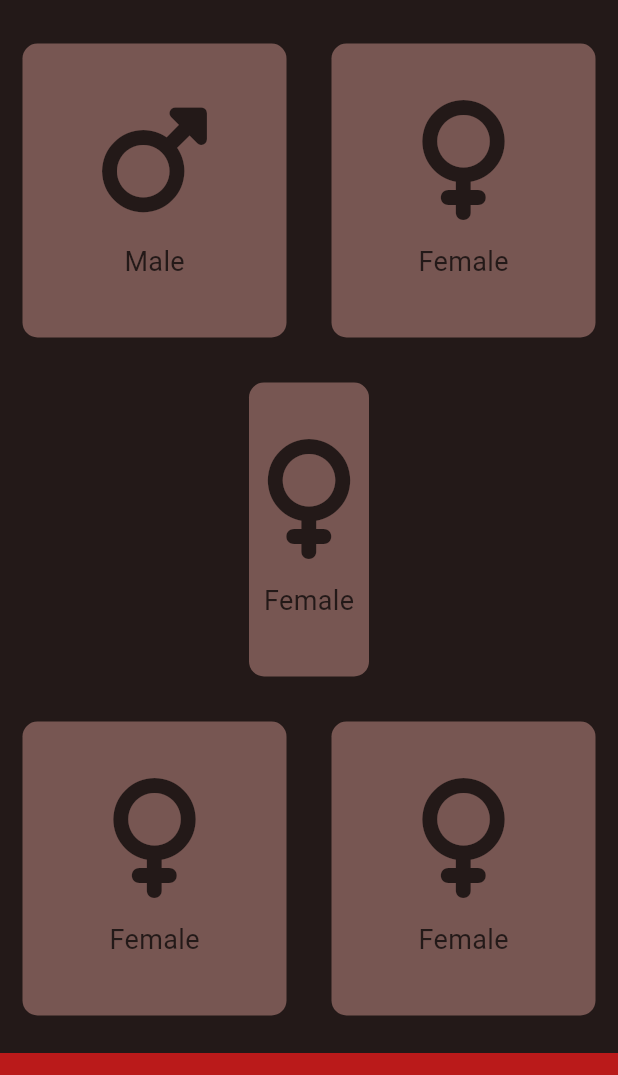
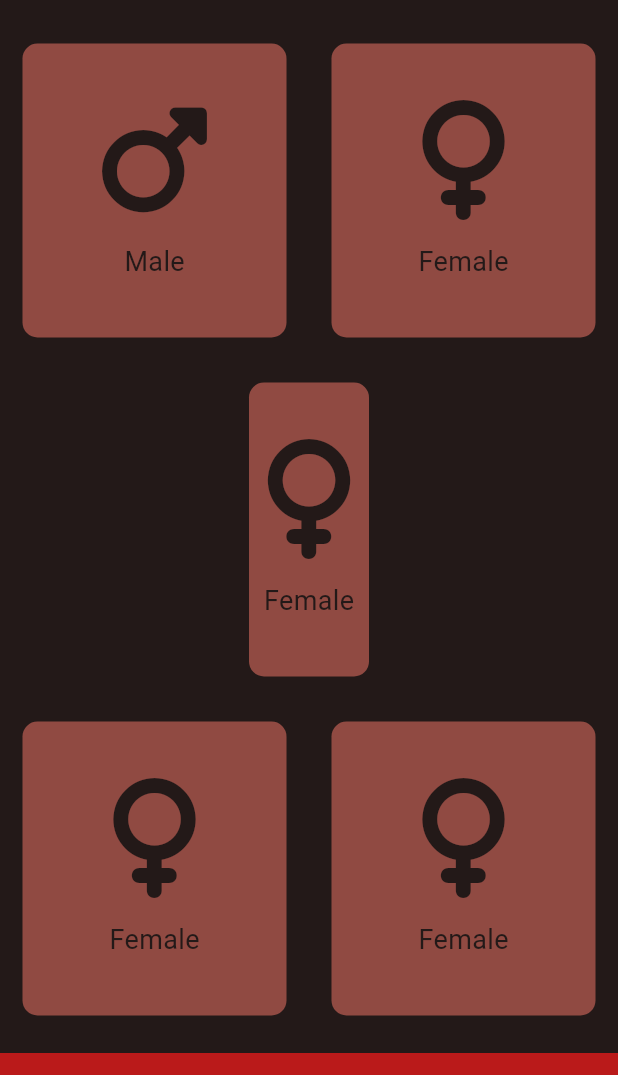
Before and after one commit to yonathanavila/bmi_calculator_flutter, a Flutter app: the screen it shows after launch, on a phone screen of 412 x 824 dp, the part 63-1138 px from its top. Run offline on Flutter 3.47's test engine with Material 3 defaults, Android fonts, the phone set to English and light mode, and no system bars; our stand-ins replace font_awesome_flutter.

Commit message:
add state to change male and female background colors

```diff
--- a/lib/input_page.dart
+++ b/lib/input_page.dart
@@ -6,8 +6,9 @@ import 'icon_content.dart';
 import 'reusable_card.dart';
 
 const bottomContainerHeight = 80.0;
-const activeCardColour = Color(0xff775652);
-const inactiveCardColour = Color(0xff904a42);
+const activeCardColour = Color(0xff904a42);
+const inactiveCardColour = Color(0xff775652);
+const textCardColour = Color(0xff231918);
 
 class InputPage extends StatefulWidget {
   const InputPage({super.key, required this.title});
@@ -19,25 +20,28 @@ class InputPage extends StatefulWidget {
 }
 
 class _InputPageState extends State<InputPage> {
-
   Color maleCardColour = activeCardColour;
   Color femaleCardColour = activeCardColour;
-  static const Color textCardColour = Color(0xff231918);
 
   void updateColor(int gender) {
 
-    if(gender==1){
-      setState(() {
-        if(maleCardColour == inactiveCardColour){
-          maleCardColour =  activeCardColour;
+    setState(() {
+      if (gender == 1) {
+        if (maleCardColour == inactiveCardColour) {
+            maleCardColour = activeCardColour;
         } else {
           maleCardColour = inactiveCardColour;
         }
+      }
 
-        print(maleCardColour);
-      });
-    }
-
+      if(gender == 2){
+        if (femaleCardColour == inactiveCardColour) {
+          femaleCardColour = activeCardColour;
+        } else {
+          femaleCardColour = inactiveCardColour;
+        }
+      }
+    });
   }
 
   @override
@@ -60,7 +64,7 @@ class _InputPageState extends State<InputPage> {
                     },
                     child: ReusableCard(
                       colour: maleCardColour,
-                      cardChild: IconContent(
+                      cardChild: const IconContent(
                         color: textCardColour,
                         genre: "male",
                       ),
@@ -70,11 +74,11 @@ class _InputPageState extends State<InputPage> {
                 Expanded(
                   child: GestureDetector(
                     onTap: () {
-                      updateColor(1);
+                      updateColor(2);
                     },
                     child: ReusableCard(
-                      colour: maleCardColour,
-                      cardChild: IconContent(
+                      colour: femaleCardColour,
+                      cardChild: const IconContent(
                         color: textCardColour,
                         genre: "female",
                       ),
```
